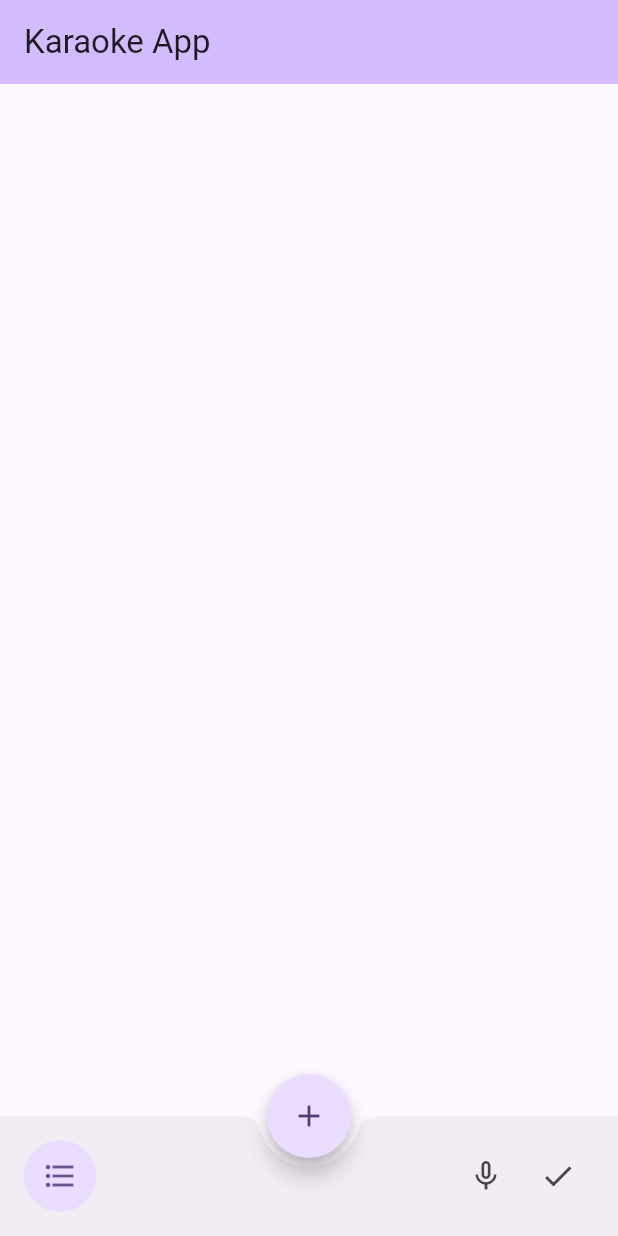
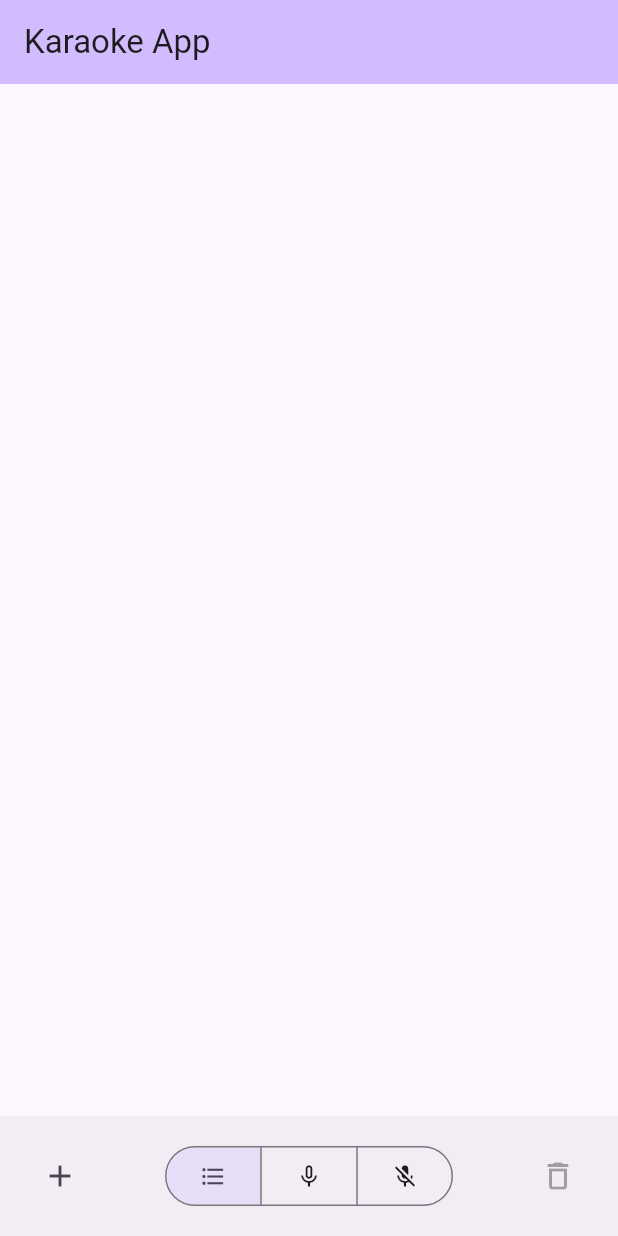
Before and after one commit to rafarisson/karaoke, a Flutter app: the screen it shows after launch, on a phone screen of 412 x 824 dp. Run offline on Flutter 3.47's test engine with Material 3 defaults, Android fonts, the phone set to English and light mode, and no system bars; our stand-ins replace flutter_hooks, flutter_riverpod, flutter_slidable, hooks_riverpod.

Commit message:
refactor: generic improvements

```diff
--- a/lib/providers/singer_list_provider.dart
+++ b/lib/providers/singer_list_provider.dart
@@ -1,9 +1,11 @@
 import 'package:flutter_riverpod/flutter_riverpod.dart';
 import '../models/singer.dart';
 import '../notifiers/singer_list_notifier.dart';
+import 'singer_repository_provider.dart';
 
 final singerListProvider = StateNotifierProvider<SingerList, List<Singer>>((
   ref,
 ) {
-  return SingerList();
+  final repository = ref.watch(singerRepositoryProvider);
+  return SingerList(repository);
 });
--- /dev/null
+++ b/lib/providers/singer_repository_provider.dart
@@ -0,0 +1,4 @@
+import 'package:flutter_riverpod/flutter_riverpod.dart';
+import '../repositories/repository.dart';
+
+final singerRepositoryProvider = Provider((_) => SingerRepository());
--- a/lib/screens/home.dart
+++ b/lib/screens/home.dart
@@ -3,7 +3,7 @@ import 'package:hooks_riverpod/hooks_riverpod.dart';
 // import '../providers/singer_list_provider.dart';
 import '../providers/singer_filter_provider.dart';
 import '../widgets/singer_item.dart';
-import '../widgets/singer_edit_alert.dart';
+// import '../widgets/singer_edit_alert.dart';
 import '../widgets/navbar.dart';
 
 class HomePage extends HookConsumerWidget {
@@ -22,10 +22,11 @@ class HomePage extends HookConsumerWidget {
       body: Column(
         children: [
           Expanded(
-            child: ListView.separated(
+            // child: ListView.separated(
+            child: ListView.builder(
               padding: const EdgeInsets.symmetric(horizontal: 16),
               itemCount: filteredSingers.length,
-              separatorBuilder: (_, __) => const SizedBox(height: 8),
+              // separatorBuilder: (_, __) => const SizedBox(height: 8),
               itemBuilder: (context, index) {
                 final singer = filteredSingers[index];
                 return SingerItem(singer: singer, index: index);
@@ -35,13 +36,13 @@ class HomePage extends HookConsumerWidget {
         ],
       ),
 
-      floatingActionButton: FloatingActionButton(
-        onPressed: () => SingerEditAlert.show(context, ref),
-        tooltip: 'Adicionar',
-        shape: CircleBorder(),
-        child: const Icon(Icons.add),
-      ),
-      floatingActionButtonLocation: FloatingActionButtonLocation.centerDocked,
+      // floatingActionButton: FloatingActionButton(
+      //   onPressed: () => SingerEditAlert.show(context, ref),
+      //   tooltip: 'Adicionar',
+      //   shape: CircleBorder(),
+      //   child: const Icon(Icons.add),
+      // ),
+      // floatingActionButtonLocation: FloatingActionButtonLocation.centerDocked,
       bottomNavigationBar: const NavBar(),
     );
   }
--- a/lib/widgets/navbar.dart
+++ b/lib/widgets/navbar.dart
@@ -1,15 +1,16 @@
 import 'package:flutter/material.dart';
 import 'package:hooks_riverpod/hooks_riverpod.dart';
-
-// import '../providers/singer_list_provider.dart';
+import '../providers/singer_list_provider.dart';
 import '../providers/singer_filter_provider.dart';
+import 'singer_edit_alert.dart';
+import 'alert.dart';
 
 class NavBar extends HookConsumerWidget {
   const NavBar({super.key});
 
   @override
   Widget build(BuildContext context, WidgetRef ref) {
-    // final allSingers = ref.watch(singerListProvider);
+    final allSingers = ref.watch(singerListProvider);
     // final filteredSingers = ref.watch(singerListFilterProvider);
     // final notSungCount = ref.watch(singerListNotSungProvider).length;
     // final hasSungCount = ref.watch(singerListHasSungProvider).length;
@@ -19,102 +20,106 @@ class NavBar extends HookConsumerWidget {
       notchMargin: 6,
       child: Row(
         children: [
-          _buildFilterButton(
-            context: context,
-            ref: ref,
-            icon: Icons.format_list_bulleted,
-            type: SingerListFilterType.all,
+          IconButton(
+            icon: Icon(Icons.add),
+            tooltip: 'Adicionar',
+            onPressed: () => SingerEditAlert.show(context, ref),
           ),
           Spacer(),
-          _buildFilterButton(
+          SegmentedButton<SingerListFilterType>(
+            showSelectedIcon: false,
+            selected: <SingerListFilterType>{
+              ref.watch(singerListFilterProvider),
+            },
+            onSelectionChanged: (Set<SingerListFilterType> newSelection) {
+              ref.read(singerListFilterProvider.notifier).state =
+                  newSelection.first;
+            },
+            segments: const <ButtonSegment<SingerListFilterType>>[
+              ButtonSegment(
+                icon: Icon(Icons.format_list_bulleted),
+                value: SingerListFilterType.all,
+              ),
+              ButtonSegment(
+                icon: Icon(Icons.mic_none),
+                value: SingerListFilterType.notSung,
+              ),
+              ButtonSegment(
+                icon: Icon(Icons.mic_off),
+                value: SingerListFilterType.hasSung,
+              ),
+            ],
+          ),
+          // ToggleButtons(
+          //   isSelected: [true, false, false],
+          //   children: const <Widget>[
+          //     Icon(Icons.ac_unit),
+          //     Icon(Icons.call),
+          //     Icon(Icons.cake),
+          //   ],
+          // ),
+          // _buildFilterButton(
+          //   context: context,
+          //   ref: ref,
+          //   icon: Icons.format_list_bulleted,
+          //   type: SingerListFilterType.all,
+          // ),
+          // _buildFilterButton(
+          //   context: context,
+          //   ref: ref,
+          //   icon: Icons.mic_none,
+          //   type: SingerListFilterType.notSung,
+          // ),
+          // _buildFilterButton(
+          //   context: context,
+          //   ref: ref,
+          //   icon: Icons.done,
+          //   type: SingerListFilterType.hasSung,
+          // ),
+          Spacer(),
+          IconButton(
+            icon: Icon(Icons.delete_outline_outlined),
+            tooltip: 'Apagar todos',
+            onPressed: allSingers.isNotEmpty
+                ? () async {
+                    final confirm = await Alert.show(
                       context: context,
-            ref: ref,
-            icon: Icons.mic_none,
-            type: SingerListFilterType.notSung,
+                      content: const Text(
+                        'Deseja realmente apagar todos os itens?',
                       ),
-          _buildFilterButton(
-            context: context,
-            ref: ref,
-            icon: Icons.done,
-            type: SingerListFilterType.hasSung,
+                    );
+                    if (confirm == true) {
+                      ref.read(singerListProvider.notifier).clear();
+                    }
+                  }
+                : null,
           ),
         ],
       ),
     );
-
-    // return BottomNavigationBar(
-    //   // elevation: 0.0,
-    //   onTap: (value) {
-    //     ref.read(singerListFilterProvider.notifier).state =
-    //         SingerListFilterType.values[value];
-    //   },
-    //   items: <BottomNavigationBarItem>[
-    //     BottomNavigationBarItem(
-    //       icon: Icon(Icons.list),
-    //       label: 'Todos ${allSingers.isEmpty ? '' : allSingers.length}',
-    //       tooltip: 'Todos',
-    //     ),
-    //     BottomNavigationBarItem(
-    //       icon: Icon(Icons.mic_none),
-    //       label: 'Pendente ${notSungCount == 0 ? '' : notSungCount}',
-    //       tooltip: 'Pendente',
-    //     ),
-    //     // BottomNavigationBarItem(
-    //     //   icon: Icon(Icons.done),
-    //     //   label: 'Concluído ${hasSungCount == 0 ? '' : hasSungCount}',
-    //     //   tooltip: 'Concluído',
-    //     // ),
-    //   ],
-    //   currentIndex: filteredSingers.index,
-    //   selectedItemColor: Theme.of(context).colorScheme.primary,
-    // );
   }
 
-  Widget _buildFilterButton({
-    required BuildContext context,
-    required WidgetRef ref,
-    required IconData icon,
-    required SingerListFilterType type,
-  }) {
-    final current = ref.watch(singerListFilterProvider);
+  // Widget _buildFilterButton({
+  //   required BuildContext context,
+  //   required WidgetRef ref,
+  //   required IconData icon,
+  //   required SingerListFilterType type,
+  // }) {
+  //   final current = ref.watch(singerListFilterProvider);
 
-    // return IconButton(
-    //   icon: Icon(icon),
-    //   onPressed: () => ref.read(singerListFilterProvider.notifier).state = type,
-    //   color: current == type ? Theme.of(context).colorScheme.primary : null,
-    // );
-
-    return Container(
-      decoration: BoxDecoration(
-        shape: BoxShape.circle,
-        color: current == type
-            ? Theme.of(context).colorScheme.primaryContainer
-            : null,
-      ),
-      child: IconButton(
-        icon: Icon(icon),
-        onPressed: () =>
-            ref.read(singerListFilterProvider.notifier).state = type,
-        color: current == type ? Theme.of(context).colorScheme.primary : null,
-      ),
-    );
-
-    // return TextButton.icon(
-    //   onPressed: () => ref.read(singerListFilterProvider.notifier).state = type,
-    //   label: current == type ? Text(label) : Text(''),
-    //   icon: Icon(icon),
-    // );
-
-    // return Row(
-    //   children: [
-    //     IconButton(
+  //   return Container(
+  //     decoration: BoxDecoration(
+  //       shape: BoxShape.circle,
+  //       color: current == type
+  //           ? Theme.of(context).colorScheme.primaryContainer
+  //           : null,
+  //     ),
+  //     child: IconButton(
   //       icon: Icon(icon),
   //       onPressed: () =>
   //           ref.read(singerListFilterProvider.notifier).state = type,
   //       color: current == type ? Theme.of(context).colorScheme.primary : null,
   //     ),
-    //     Visibility(visible: current == type, child: Text(label)),
-    //   ],
-    // );
+  //   );
+  // }
 }
-}
--- a/pubspec.yaml
+++ b/pubspec.yaml
@@ -38,6 +38,8 @@ dependencies:
   uuid: ^4.5.1
   flutter_hooks: ^0.21.3+1
   hooks_riverpod: ^2.6.1
+  path_provider: ^2.1.5
+  path: ^1.9.1
 
 dev_dependencies:
   flutter_test:
```
Also changed, not shown: lib/notifiers/singer_list_notifier.dart (+27 -7 lines), lib/repositories/repository.dart (+45 -0 lines), lib/widgets/singer_item.dart (+8 -14 lines), pubspec.lock, 1 other file. Lines whose indentation alone changed are shown as unchanged.
